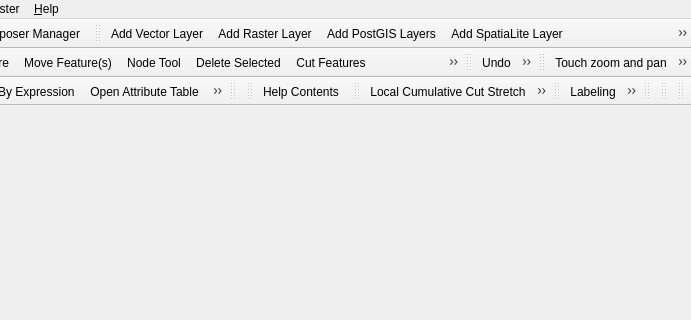
The window that src/ui/qgisapp.ui (mbernasocchi/qgis) describes before a commit, drawn with Qt 5; both pictures show x 359 to 1050 and y 0 to 320 of the 1050 by 487 pixel window.
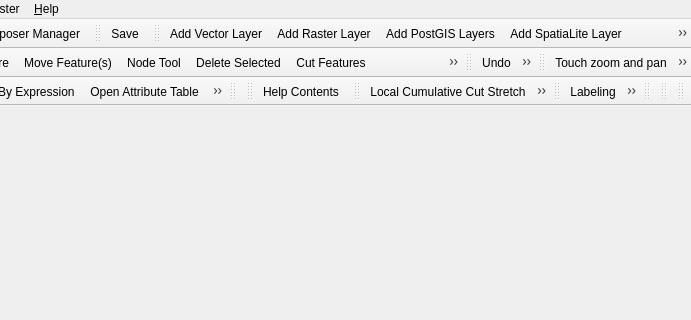
The same window after the commit. Icons and pictures are not drawn.

Commit message: Added a toolbar thet includes only the save button. This is ON by default _only_ ifdef ANDROID. Other platform can turn this on using WITH_SAVEONLYTOOLBAR under advanced settings

```diff
--- a/src/ui/qgisapp.ui
+++ b/src/ui/qgisapp.ui
@@ -270,6 +270,18 @@
    <addaction name="mActionNewPrintComposer"/>
    <addaction name="mActionShowComposerManager"/>
   </widget>
+  <widget class="QToolBar" name="mSaveToolBar">
+   <property name="windowTitle">
+    <string>Save</string>
+   </property>
+   <attribute name="toolBarArea">
+    <enum>TopToolBarArea</enum>
+   </attribute>
+   <attribute name="toolBarBreak">
+    <bool>false</bool>
+   </attribute>
+   <addaction name="mActionSaveProject"/>
+  </widget>
   <widget class="QToolBar" name="mLayerToolBar">
    <property name="windowTitle">
     <string>Manage Layers</string>
```
The commit also changes 6 other files.
